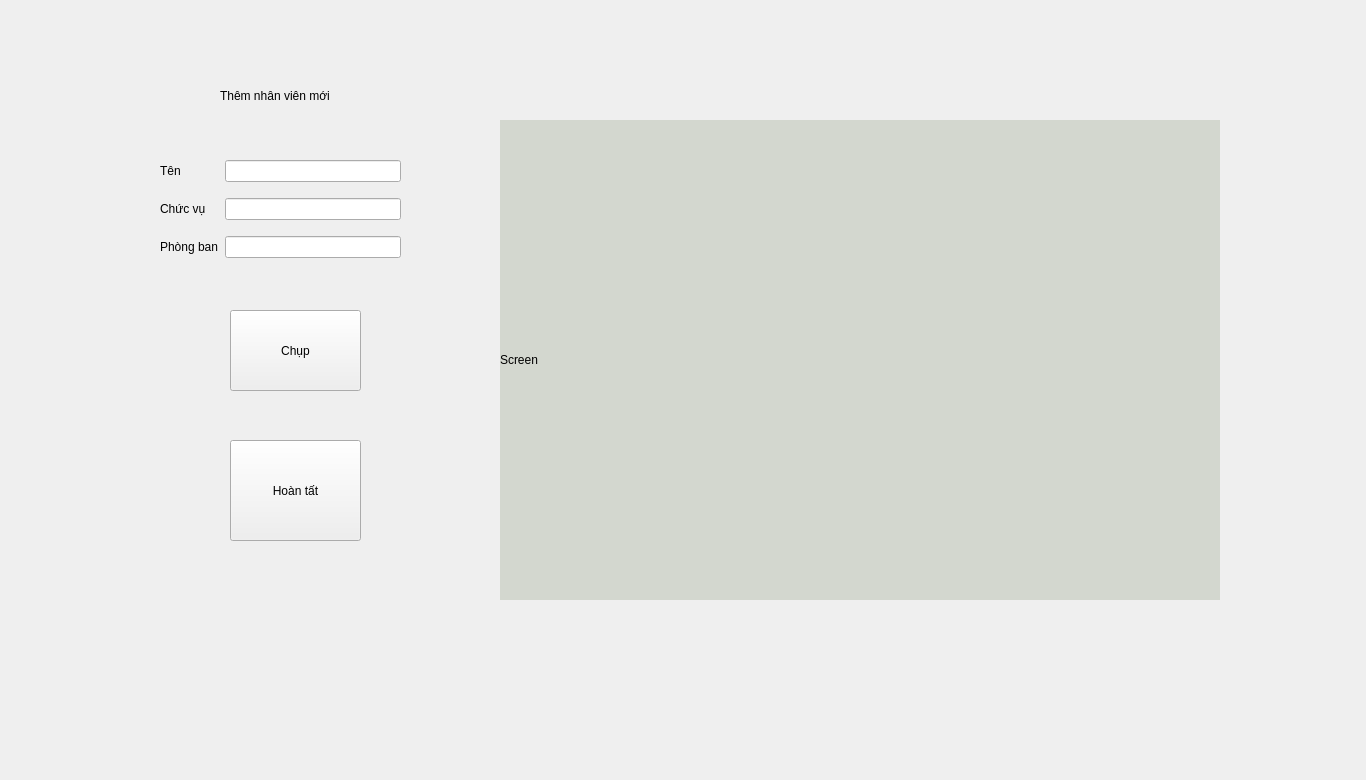
First picture: the form in add_tab.ui, repository cuongdtone/Face-Recognition-Attendance, before the edit.
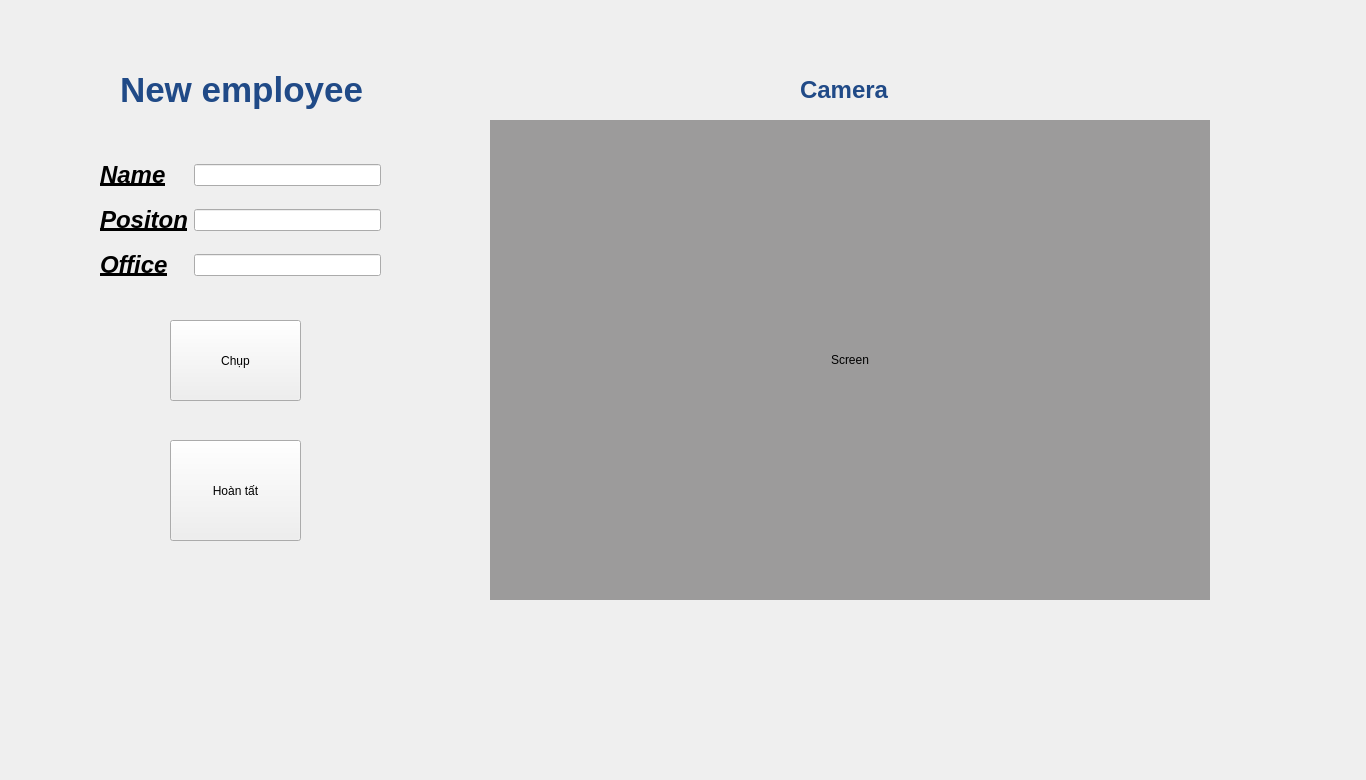
Second picture: the form after the edit.

What changed in the file:
```diff
--- a/add_tab.ui
+++ b/add_tab.ui
@@ -16,44 +16,44 @@
   <widget class="QLabel" name="label">
    <property name="geometry">
     <rect>
-     <x>220</x>
-     <y>80</y>
-     <width>261</width>
-     <height>31</height>
+     <x>120</x>
+     <y>60</y>
+     <width>271</width>
+     <height>61</height>
     </rect>
    </property>
    <property name="text">
-    <string>Thêm nhân viên mới</string>
+    <string>&lt;html&gt;&lt;head/&gt;&lt;body&gt;&lt;p&gt;&lt;span style=&quot; font-size:26pt; font-weight:600; color:#204a87;&quot;&gt;New employee&lt;/span&gt;&lt;/p&gt;&lt;/body&gt;&lt;/html&gt;</string>
    </property>
   </widget>
   <widget class="QWidget" name="gridLayoutWidget">
    <property name="geometry">
     <rect>
-     <x>160</x>
+     <x>100</x>
      <y>150</y>
-     <width>241</width>
-     <height>121</height>
+     <width>281</width>
+     <height>141</height>
     </rect>
    </property>
    <layout class="QGridLayout" name="gridLayout">
     <item row="1" column="0">
      <widget class="QLabel" name="label_3">
       <property name="text">
-       <string>Chức vụ</string>
+       <string>&lt;html&gt;&lt;head/&gt;&lt;body&gt;&lt;p&gt;&lt;span style=&quot; font-size:18pt; font-weight:600; font-style:italic; text-decoration: underline;&quot;&gt;Positon&lt;/span&gt;&lt;/p&gt;&lt;/body&gt;&lt;/html&gt;</string>
       </property>
      </widget>
     </item>
     <item row="2" column="0">
      <widget class="QLabel" name="label_4">
       <property name="text">
-       <string>Phòng ban</string>
+       <string>&lt;html&gt;&lt;head/&gt;&lt;body&gt;&lt;p&gt;&lt;span style=&quot; font-size:18pt; font-weight:600; font-style:italic; text-decoration: underline;&quot;&gt;Office&lt;/span&gt;&lt;/p&gt;&lt;/body&gt;&lt;/html&gt;</string>
       </property>
      </widget>
     </item>
     <item row="0" column="0">
      <widget class="QLabel" name="label_2">
       <property name="text">
-       <string>Tên</string>
+       <string>&lt;html&gt;&lt;head/&gt;&lt;body&gt;&lt;p&gt;&lt;span style=&quot; font-size:18pt; font-weight:600; font-style:italic; text-decoration: underline;&quot;&gt;Name&lt;/span&gt;&lt;/p&gt;&lt;/body&gt;&lt;/html&gt;</string>
       </property>
      </widget>
     </item>
@@ -71,24 +71,27 @@
   <widget class="QLabel" name="screen">
    <property name="geometry">
     <rect>
-     <x>500</x>
+     <x>490</x>
      <y>120</y>
      <width>720</width>
      <height>480</height>
     </rect>
    </property>
    <property name="styleSheet">
-    <string notr="true">background-color: rgb(211, 215, 207);</string>
+    <string notr="true">background-color: rgb(156, 155, 155);</string>
    </property>
    <property name="text">
     <string>Screen</string>
    </property>
+   <property name="alignment">
+    <set>Qt::AlignCenter</set>
+   </property>
   </widget>
   <widget class="QPushButton" name="cap">
    <property name="geometry">
     <rect>
-     <x>230</x>
-     <y>310</y>
+     <x>170</x>
+     <y>320</y>
      <width>131</width>
      <height>81</height>
     </rect>
@@ -100,7 +103,7 @@
   <widget class="QPushButton" name="add_complete">
    <property name="geometry">
     <rect>
-     <x>230</x>
+     <x>170</x>
      <y>440</y>
      <width>131</width>
      <height>101</height>
@@ -110,6 +113,19 @@
     <string>Hoàn tất</string>
    </property>
   </widget>
+  <widget class="QLabel" name="label_5">
+   <property name="geometry">
+    <rect>
+     <x>800</x>
+     <y>70</y>
+     <width>91</width>
+     <height>41</height>
+    </rect>
+   </property>
+   <property name="text">
+    <string>&lt;html&gt;&lt;head/&gt;&lt;body&gt;&lt;p&gt;&lt;span style=&quot; font-size:18pt; font-weight:600; color:#204a87;&quot;&gt;Camera&lt;/span&gt;&lt;/p&gt;&lt;/body&gt;&lt;/html&gt;</string>
+   </property>
+  </widget>
  </widget>
  <resources/>
  <connections/>
```
Left out of the diff: 4 changed lines with no effect on the pictures.
